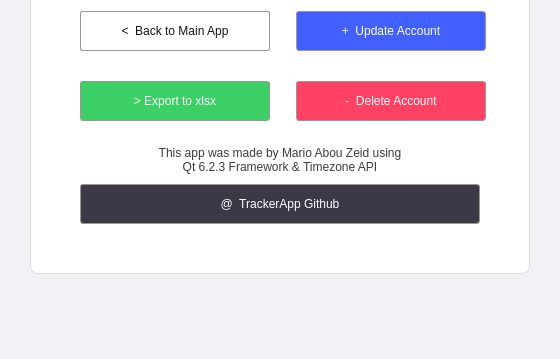
Qt form Application/trackerapp.ui (Mario-az/TrackerApp) before a commit; both pictures show x 360 to 920 and y 361 to 720 of the 1280 by 720 pixel window.
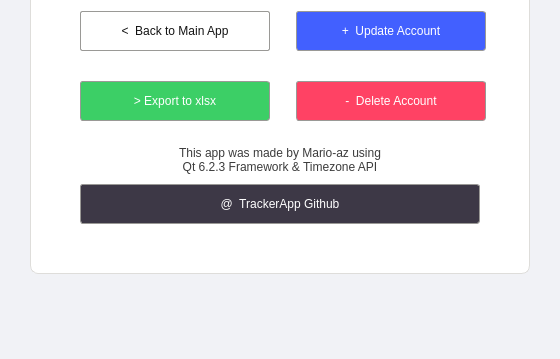
The same form after that commit. The open tabs and pages were chosen to show the change. Icons and pictures are not drawn.

The edit to the form file:
```diff
--- a/Application/trackerapp.ui
+++ b/Application/trackerapp.ui
@@ -1994,7 +1994,7 @@
 color:rgb(60, 60, 60);</string>
             </property>
             <property name="text">
-             <string>This app was made by Mario Abou Zeid using 
+             <string>This app was made by Mario-az using 
 Qt 6.2.3 Framework &amp; Timezone API</string>
             </property>
             <property name="alignment">
```
